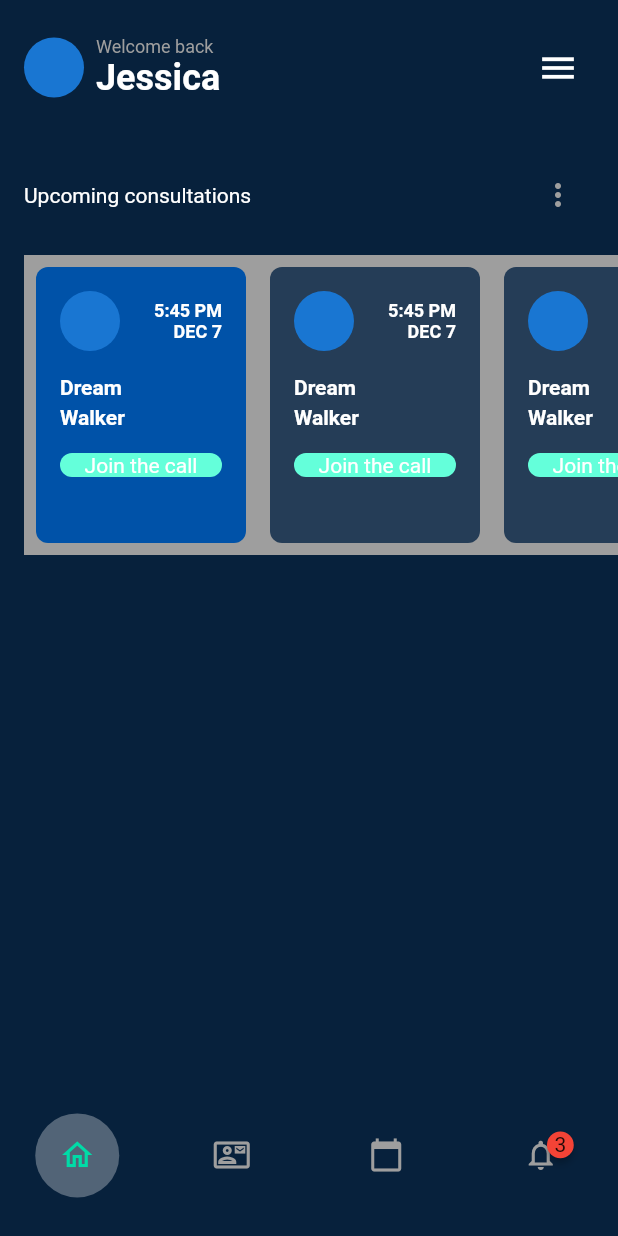
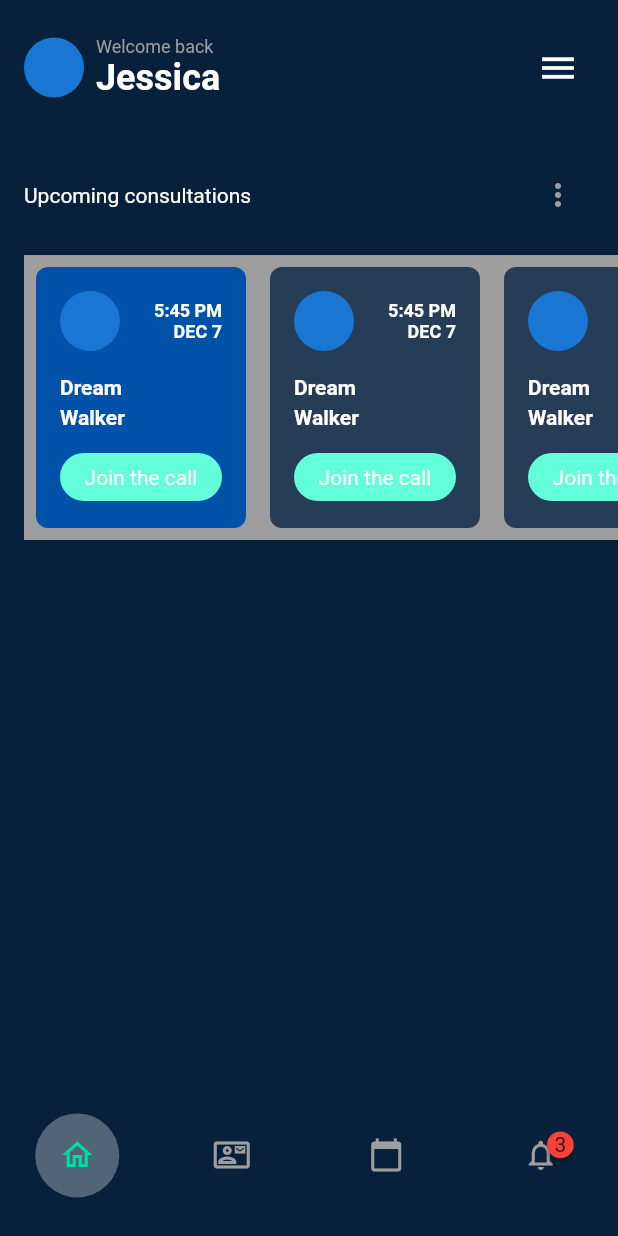
Before and after one commit to JAICHANGPARK/flutter_notebook_17th_story, a Flutter app: the MedicalMainPage screen opened directly, on a phone screen of 412 x 824 dp. Run offline on Flutter 3.47's test engine with Material 2 defaults, Android fonts, the phone set to English and light mode, and no system bars; drawn by our look-alikes of badges; our stand-ins replace cached_network_image, fl_chart, flutter_riverpod, freezed_annotation, ionicons, percent_indicator; network calls fail.

Commit message:
Update medical_main_page.dart

```diff
--- a/lib/ep1032_medical_app/src/medical_main_page.dart
+++ b/lib/ep1032_medical_app/src/medical_main_page.dart
@@ -74,7 +74,7 @@ class MedicalMainPage extends StatelessWidget {
                   Padding(
                     padding: const EdgeInsets.only(left: 16),
                     child: SizedBox(
-                      height: 200,
+                      height: 190,
                       child: Container(
                         color: Colors.grey,
                         child: ListView.builder(
@@ -136,6 +136,7 @@ class MedicalMainPage extends StatelessWidget {
                                           color: Colors.tealAccent,
                                           borderRadius: BorderRadius.circular(16),
                                         ),
+                                        padding: EdgeInsets.symmetric(horizontal: 8, vertical: 8),
                                         child: Center(
                                           child: Text(
                                             "Join the call",
```
